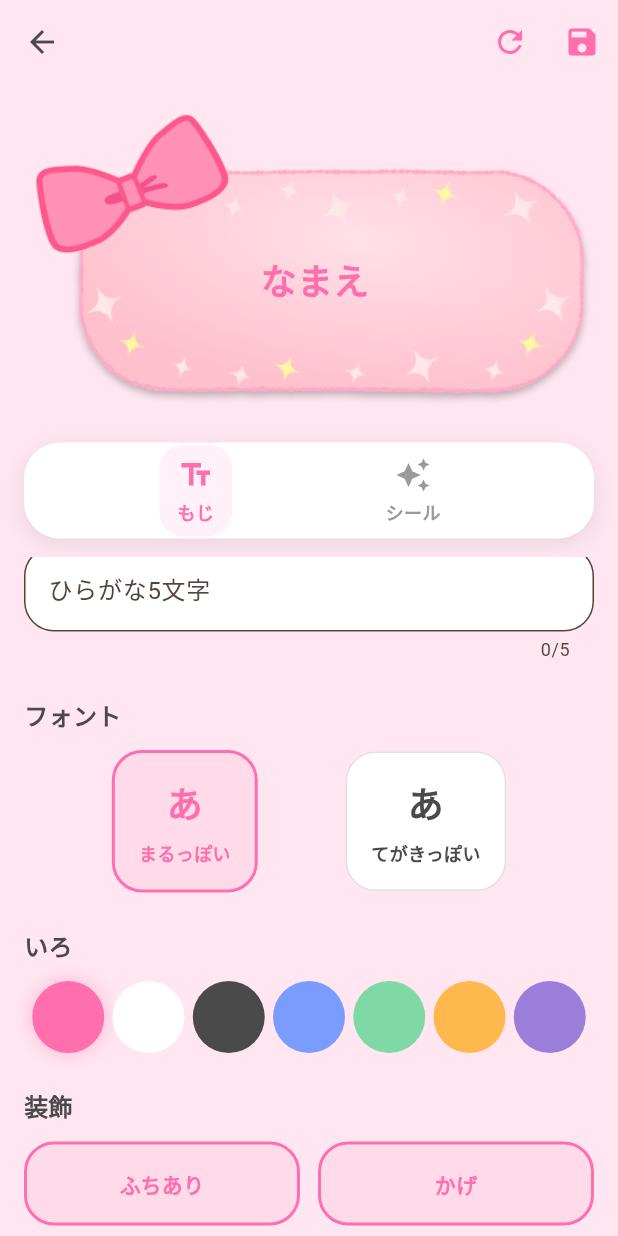
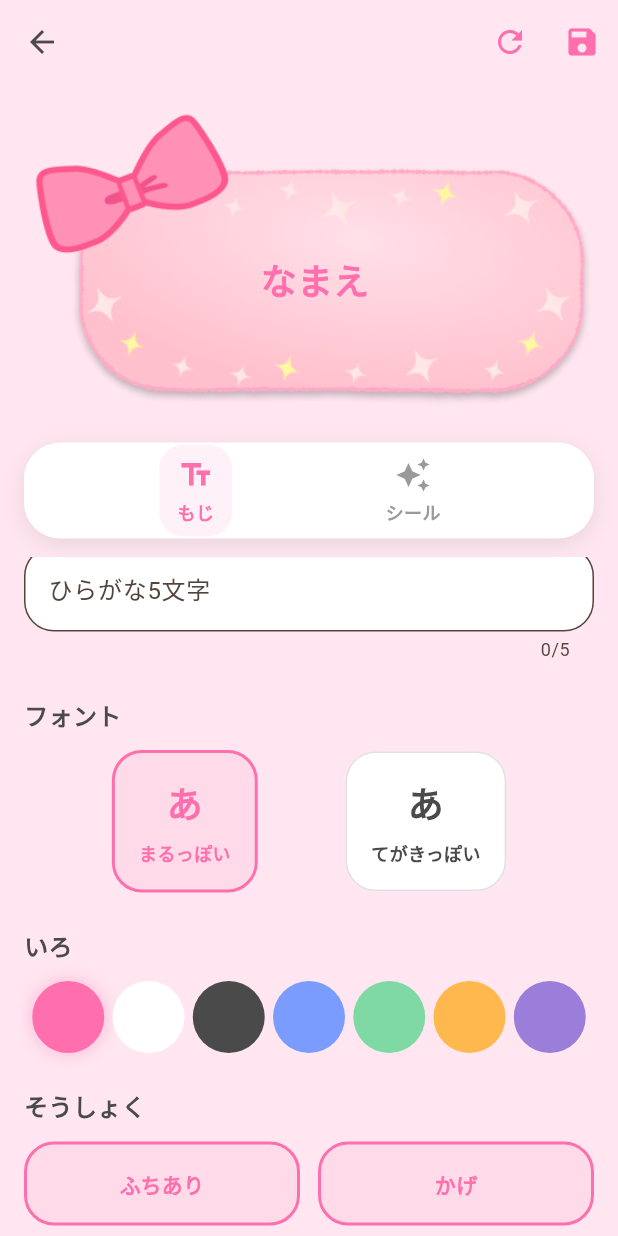
Before and after one commit to p2hacks2025/post-04, a Flutter app: the NameplateEditorPage screen opened directly, scrolled down 58 dp, on a phone screen of 412 x 824 dp. Run offline on Flutter 3.47's test engine with Material 3 defaults, Android fonts, the light colour scheme and no system bars; our stand-ins replace google_fonts, image_gallery_saver; missing offline and left inert: model_viewer_plus; Roboto replaces fonts that are missing (Yomogi).

Commit message:
feat: 装飾 -> そうしょく

```diff
--- a/lib/nameplate/nameplate_tab_text.dart
+++ b/lib/nameplate/nameplate_tab_text.dart
@@ -90,7 +90,7 @@ class _NameplateTabTextState extends State<NameplateTabText> {
             },
           ),
           const SizedBox(height: 24),
-          _SectionTitle('装飾'),
+          _SectionTitle('そうしょく'),
           const SizedBox(height: 12),
           _DecorationOptions(
             hasOutline: widget.data.hasOutline,
```
